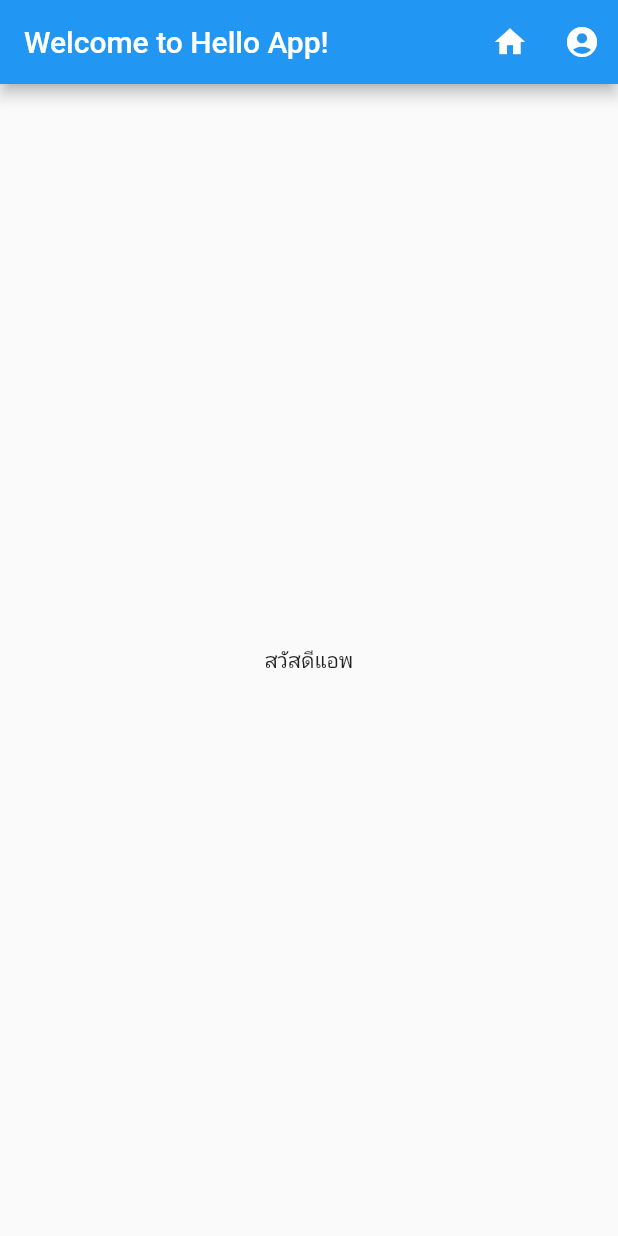
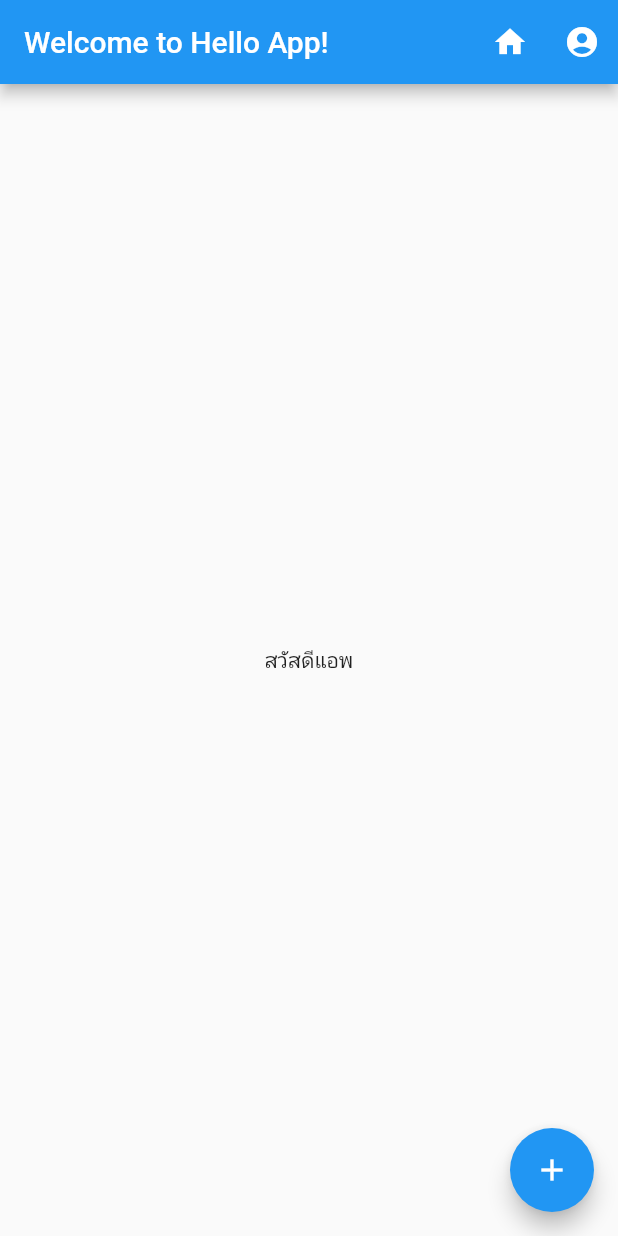
Before and after one commit to siteslave/flutter_basic_01, a Flutter app: the screen it shows after launch, on a phone screen of 412 x 824 dp. Run offline on Flutter 3.47's test engine with Material 2 defaults, Android fonts, the phone set to English and light mode, and no system bars.

Commit message:
update floating

```diff
--- a/lib/screens/home_screen.dart
+++ b/lib/screens/home_screen.dart
@@ -16,11 +16,17 @@ class _HomeScreenState extends State<HomeScreen> {
       ],
     );
 
+    Widget floatingAction = FloatingActionButton(
+      onPressed: () => print('Floating button clicked!!'),
+      child: Icon(Icons.add),
+    );
+
     return Scaffold(
       appBar: appBar,
       body: Center(
         child: Text('สวัสดีแอพ'),
       ),
+      floatingActionButton: floatingAction,
     );
   }
 }
```
